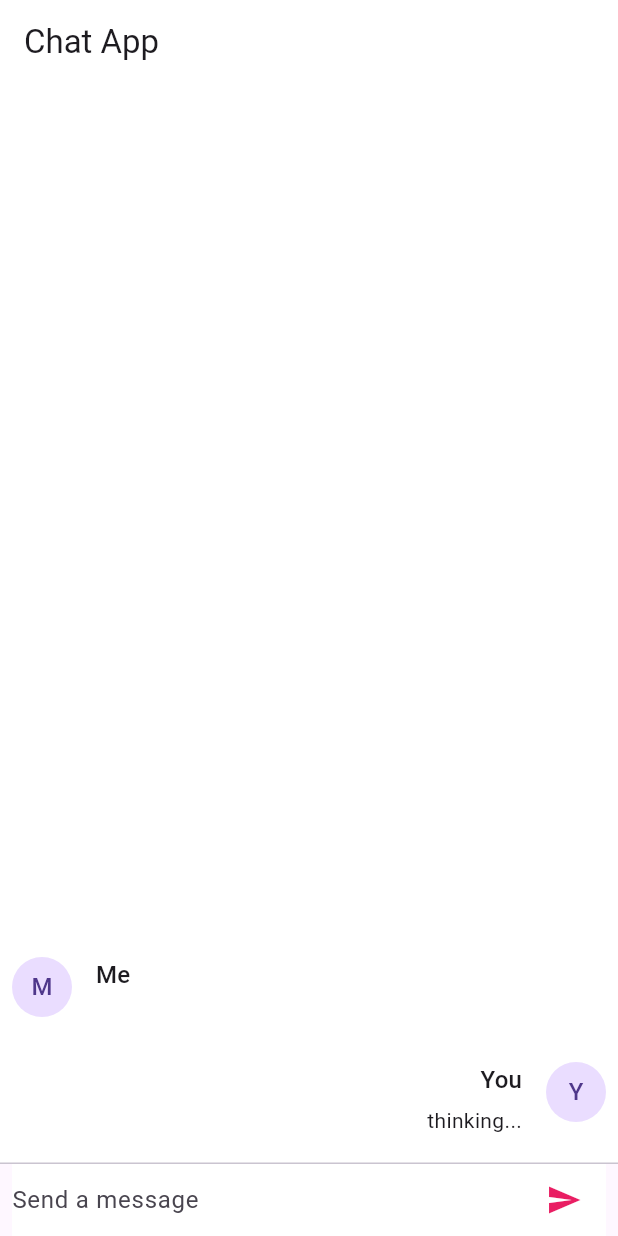
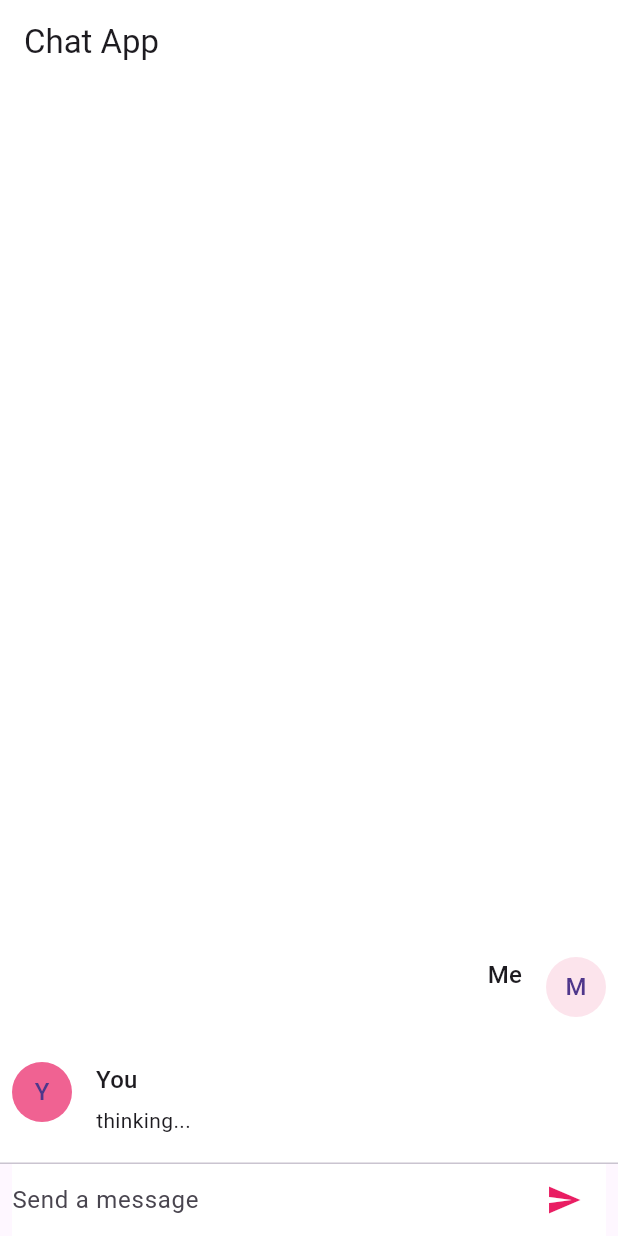
Before and after one commit to MeotJH/somebti_front, a Flutter app: the ChatPage screen opened by its route, after a tap on the "send" icon, on a phone screen of 412 x 824 dp. Run offline on Flutter 3.47's test engine with Material 3 defaults, Android fonts, the phone set to English and light mode, and no system bars; our stand-ins replace dio, go_router; network calls fail.

Commit message:
Refactor 코드정리

```diff
--- a/lib/components/list_item.dart
+++ b/lib/components/list_item.dart
@@ -4,14 +4,16 @@ import 'package:go_router/go_router.dart';
 class ListItem extends StatelessWidget {
   final String name;
   final String message;
+  final Function() onTap;
 
-  const ListItem({super.key, required this.name, required this.message});
+  const ListItem({super.key, required this.name, required this.message, required this.onTap});
 
   @override
   Widget build(BuildContext context) {
     return InkWell(
       highlightColor: Colors.pink[50],
       splashColor: Colors.pink[50],
+      onTap: onTap,
       child: ListTile(
         leading: CircleAvatar(
           backgroundColor: Colors.grey[200],
@@ -24,9 +26,6 @@ class ListItem extends StatelessWidget {
         ),
         trailing: const Icon(Icons.camera_alt_outlined),
       ),
-      onTap: () {
-        context.push('/chat');
-      },
     );
   }
 }
--- a/lib/main.dart
+++ b/lib/main.dart
@@ -16,6 +16,7 @@ class ChatApp extends StatelessWidget {
         appBarTheme: const AppBarTheme(
           backgroundColor: Colors.white,
           elevation: 0,
+          scrolledUnderElevation: 0,
         ),
         primarySwatch: Colors.pink,
         primaryColor: Colors.pink,
--- a/lib/pages/chat_page.dart
+++ b/lib/pages/chat_page.dart
@@ -4,6 +4,7 @@ import 'dart:typed_data';
 
 import 'package:dio/dio.dart';
 import 'package:flutter/material.dart';
+import 'package:go_router/go_router.dart';
 import 'package:somebti_front/providers/dio_provider.dart';
 
 class ChatPage extends StatefulWidget {
@@ -39,7 +40,9 @@ class _ChatScreenState extends State<ChatPage> {
     });
 
     _test = "";
-    DioProvider.fetchStreamData(content: text, onMessageReceived: _onMessageReceived);
+    final state = GoRouterState.of(context);
+    final mbti = state.uri.queryParameters['mbti'];
+    DioProvider.fetchStreamData(query: {'mbti': mbti, 'content': text}, onMessageReceived: _onMessageReceived);
   }
 
   void _onMessageReceived(String message) {
@@ -132,19 +135,21 @@ class ChatMessage extends StatelessWidget {
 
   @override
   Widget build(BuildContext context) {
-    print('this is text: $text');
     return Container(
       margin: const EdgeInsets.symmetric(vertical: 10.0),
       child: Row(
         crossAxisAlignment: CrossAxisAlignment.start,
-        mainAxisAlignment: isMe ? MainAxisAlignment.start : MainAxisAlignment.end,
+        mainAxisAlignment: isMe ? MainAxisAlignment.end : MainAxisAlignment.start,
         children: <Widget>[
-          if (isMe)
+          if (!isMe)
             Container(
               margin: const EdgeInsets.only(right: 16.0),
-              child: CircleAvatar(child: Text(sender[0])),
+              child: CircleAvatar(
+                backgroundColor: Colors.pink[300],
+                child: Text(sender[0]),
               ),
-          if (!isMe)
+            ),
+          if (isMe)
             Column(
               crossAxisAlignment: CrossAxisAlignment.end,
               children: <Widget>[
@@ -156,7 +161,16 @@ class ChatMessage extends StatelessWidget {
               ],
             ),
           if (isMe)
-            Column(
+            Container(
+              margin: const EdgeInsets.only(left: 16.0),
+              child: CircleAvatar(
+                backgroundColor: Colors.pink[50],
+                child: Text(sender[0]),
+              ),
+            ),
+          if (!isMe)
+            Expanded(
+              child: Column(
                 crossAxisAlignment: CrossAxisAlignment.start,
                 children: <Widget>[
                   Text(sender, style: Theme.of(context).textTheme.titleMedium),
@@ -166,10 +180,6 @@ class ChatMessage extends StatelessWidget {
                   ),
                 ],
               ),
-          if (!isMe)
-            Container(
-              margin: const EdgeInsets.only(left: 16.0),
-              child: CircleAvatar(child: Text(sender[0])),
             ),
         ],
       ),
--- a/lib/pages/direct_message_page.dart
+++ b/lib/pages/direct_message_page.dart
@@ -1,4 +1,5 @@
 import 'package:flutter/material.dart';
+import 'package:go_router/go_router.dart';
 import 'package:somebti_front/components/list_item.dart';
 import 'package:somebti_front/constants/mbti_constant.dart';
 
@@ -46,6 +47,11 @@ class DirectMessagePage extends StatelessWidget {
                   return ListItem(
                     name: type,
                     message: "${MbtiConstant.descriptions[type]} · 1시간 ",
+                    onTap: () {
+                      WidgetsBinding.instance.addPostFrameCallback((_) {
+                        context.push('/chat?mbti=$type');
+                      });
+                    },
                   );
                 },
               ).toList(),
--- a/lib/providers/dio_provider.dart
+++ b/lib/providers/dio_provider.dart
@@ -9,7 +9,7 @@ class DioProvider {
   static const String messageContent = "message";
 
   static Future<void> fetchStreamData({
-    required String content,
+    required Map query,
     required Function(String) onMessageReceived,
   }) async {
     String buffer = '';
@@ -17,7 +17,7 @@ class DioProvider {
     try {
       final response = await dio.get<ResponseBody>(
         chatEndPoint,
-        queryParameters: {'mbti': 'INFP', 'content': content},
+        queryParameters: {'mbti': query['mbti'], 'content': query['content']},
         options: Options(
           responseType: ResponseType.stream,
         ),
```
Lines whose indentation alone changed are shown as unchanged.
